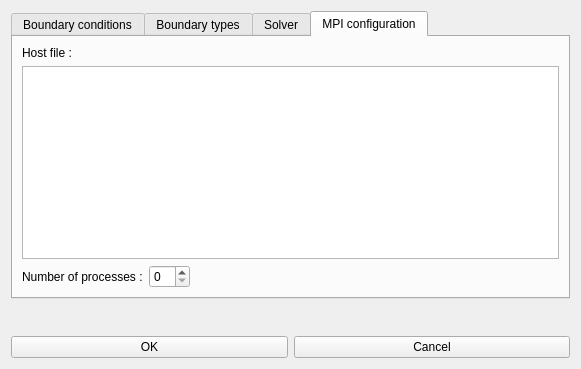
Before: the Qt Designer form src/guieditboundaryconditions.ui in enGits/engrid, drawn with Qt 5.
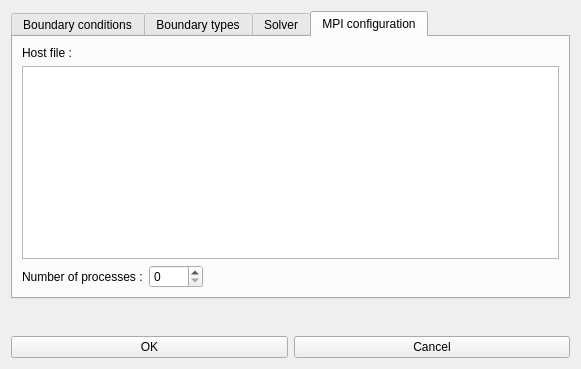
After: the same form once the commit is applied. Icons and pictures are not drawn.

Commit message: number of processes ok :)

```diff
--- a/src/guieditboundaryconditions.ui
+++ b/src/guieditboundaryconditions.ui
@@ -197,7 +197,11 @@
         </widget>
        </item>
        <item row="2" column="1">
-        <widget class="QSpinBox" name="spinBox_NumProcesses"/>
+        <widget class="QSpinBox" name="spinBox_NumProcesses">
+         <property name="maximum">
+          <number>1000</number>
+         </property>
+        </widget>
        </item>
        <item row="2" column="2">
         <spacer name="horizontalSpacer">
```
The commit also changes 1 other file.
